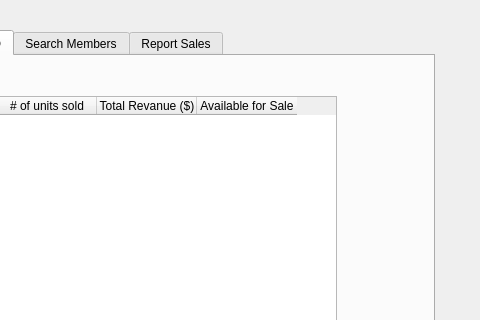
This is WarehouseIO/mainprogram.ui in mulvaneya7/Bad-Badgers as Qt 5 draws it before an edit; both pictures show x 346 to 826 and y 0 to 320 of the 826 by 564 pixel window. The edited form follows.
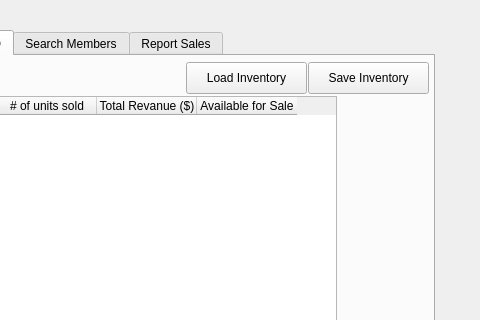
This is the edited form. The open tabs and pages were chosen to show the change.

```diff
--- a/WarehouseIO/mainprogram.ui
+++ b/WarehouseIO/mainprogram.ui
@@ -452,6 +452,32 @@
       <string>Item added: </string>
      </property>
     </widget>
+    <widget class="QPushButton" name="SaveInventory">
+     <property name="geometry">
+      <rect>
+       <x>612</x>
+       <y>6</y>
+       <width>121</width>
+       <height>32</height>
+      </rect>
+     </property>
+     <property name="text">
+      <string>Save Inventory</string>
+     </property>
+    </widget>
+    <widget class="QPushButton" name="LoadInventory">
+     <property name="geometry">
+      <rect>
+       <x>490</x>
+       <y>6</y>
+       <width>121</width>
+       <height>32</height>
+      </rect>
+     </property>
+     <property name="text">
+      <string>Load Inventory</string>
+     </property>
+    </widget>
    </widget>
    <widget class="QWidget" name="SearchMember">
     <attribute name="title">
```
